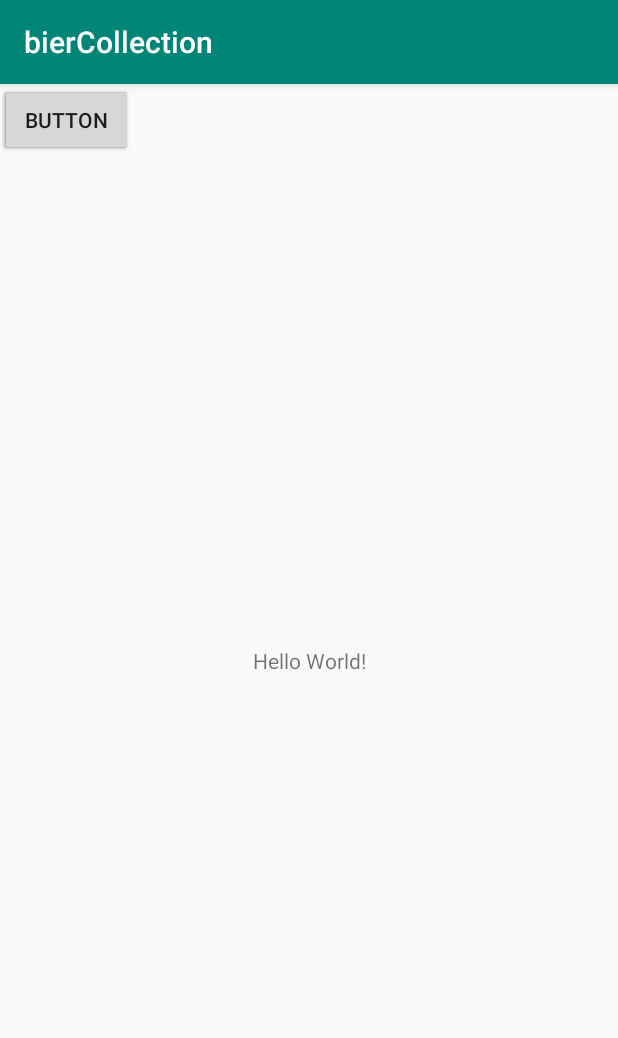
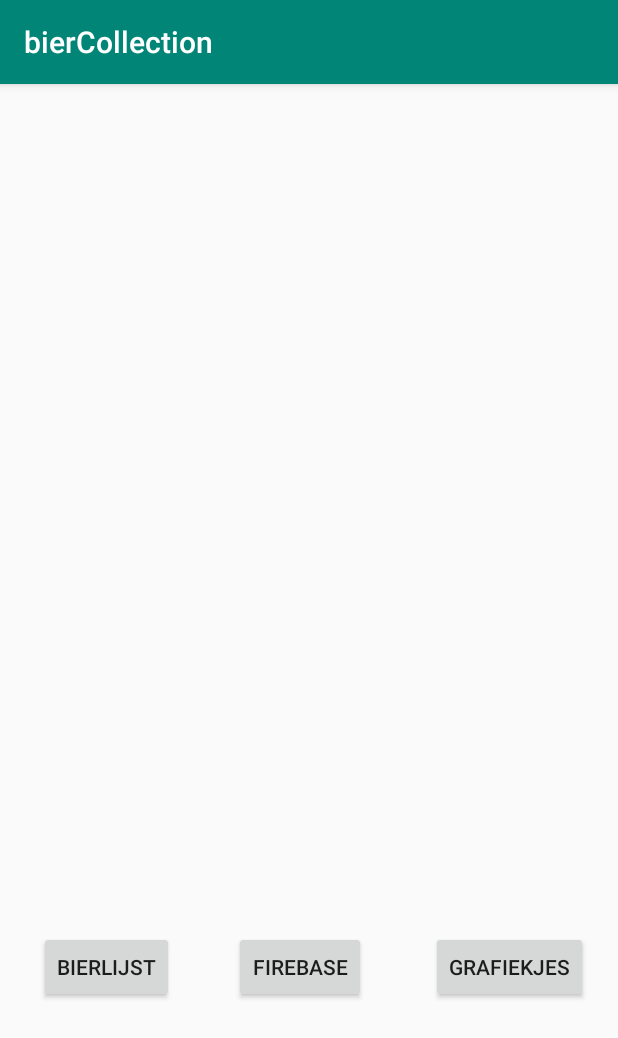
Before and after one commit to schaapkabap/ikpmd, an Android app: the screen it shows after launch (MainActivity), on a phone screen of 412 x 824 dp. Shown: the top 1038 px of the screen. Run offline under Robolectric (Android 15) with nearby library versions, the phone set to English and light mode, and no system bars.

Commit message:
3 nieuwe pagina met werkende button en barchart

```diff
--- a/app/build.gradle
+++ b/app/build.gradle
@@ -25,4 +25,5 @@ dependencies {
     testImplementation 'junit:junit:4.12'
     androidTestImplementation 'com.android.support.test:runner:1.0.2'
     androidTestImplementation 'com.android.support.test.espresso:espresso-core:3.0.2'
+    implementation 'com.github.PhilJay:MPAndroidChart:v3.0.3'
 }
--- a/app/src/main/AndroidManifest.xml
+++ b/app/src/main/AndroidManifest.xml
@@ -16,6 +16,10 @@
                 <category android:name="android.intent.category.LAUNCHER" />
             </intent-filter>
         </activity>
+        <activity android:name=".activitys.Bierlist" />
+        <activity android:name=".activitys.Firebase" />
+        <activity android:name=".activitys.Grafieken" />
+        <activity android:name=".activitys.Baractivity"></activity>
     </application>
 
 </manifest>
--- a/app/src/main/java/com/example/schaapkabap/biercollection/MainActivity.java
+++ b/app/src/main/java/com/example/schaapkabap/biercollection/MainActivity.java
@@ -1,7 +1,11 @@
 package com.example.schaapkabap.biercollection;
 
+import android.content.Intent;
 import android.support.v7.app.AppCompatActivity;
 import android.os.Bundle;
+import android.util.Log;
+import android.view.View;
+import android.widget.Button;
 
 public class MainActivity extends AppCompatActivity {
 
@@ -9,5 +13,31 @@ public class MainActivity extends AppCompatActivity {
     protected void onCreate(Bundle savedInstanceState) {
         super.onCreate(savedInstanceState);
         setContentView(R.layout.activity_main);
+
+        Button Bierlist = (Button) findViewById(R.id.Listbutton);
+        Button Firebase = (Button) findViewById(R.id.Firebasebutton);
+        Button Grafieken = (Button) findViewById(R.id.Grafiekbutton);
+
+        Bierlist.setOnClickListener(new View.OnClickListener(){
+            public void onClick(View v){
+                Log.d("Bierbutton ingedrukt", "start Bierlist");
+                startActivity(new Intent(MainActivity.this, com.example.schaapkabap.biercollection.activitys.Bierlist.class));
+            }
+        });
+
+        Firebase.setOnClickListener(new View.OnClickListener(){
+            public void onClick(View v){
+                Log.d("Firebasebutton ingedrukt", "start Firebase");
+                startActivity(new Intent(MainActivity.this, com.example.schaapkabap.biercollection.activitys.Firebase.class));
+            }
+        });
+
+        Grafieken.setOnClickListener(new View.OnClickListener(){
+            public void onClick(View v){
+                Log.d("Grafiekenbutton ingedrukt", "start Grafieken");
+                startActivity(new Intent(MainActivity.this, com.example.schaapkabap.biercollection.activitys.Baractivity.class));
+            }
+        });
     }
+
 }
--- a/app/src/main/res/layout/activity_main.xml
+++ b/app/src/main/res/layout/activity_main.xml
@@ -6,37 +6,46 @@
     android:layout_height="match_parent"
     tools:context=".MainActivity">
 
-    <TextView
+    <Button
+        android:id="@+id/Listbutton"
         android:layout_width="wrap_content"
         android:layout_height="wrap_content"
-        android:text="Hello World!"
+        android:layout_marginStart="31dp"
+        android:layout_marginTop="436dp"
+        android:layout_marginEnd="20dp"
+        android:layout_marginBottom="27dp"
+        android:text="Bierlijst"
         app:layout_constraintBottom_toBottomOf="parent"
-        app:layout_constraintLeft_toLeftOf="parent"
-        app:layout_constraintRight_toRightOf="parent"
+        app:layout_constraintEnd_toStartOf="@+id/Firebasebutton"
+        app:layout_constraintStart_toStartOf="parent"
         app:layout_constraintTop_toTopOf="parent" />
 
     <Button
-        android:id="@+id/button"
+        android:id="@+id/Firebasebutton"
         android:layout_width="wrap_content"
         android:layout_height="wrap_content"
-        android:text="Button"
-        tools:layout_editor_absoluteX="31dp"
-        tools:layout_editor_absoluteY="436dp" />
+        android:layout_marginStart="20dp"
+        android:layout_marginTop="436dp"
+        android:layout_marginEnd="25dp"
+        android:layout_marginBottom="27dp"
+        android:text="Firebase"
+        app:layout_constraintBottom_toBottomOf="parent"
+        app:layout_constraintEnd_toStartOf="@+id/Grafiekbutton"
+        app:layout_constraintStart_toEndOf="@+id/Listbutton"
+        app:layout_constraintTop_toTopOf="parent" />
 
     <Button
-        android:id="@+id/button"
+        android:id="@+id/Grafiekbutton"
         android:layout_width="wrap_content"
         android:layout_height="wrap_content"
-        android:text="Button"
-        tools:layout_editor_absoluteX="141dp"
-        tools:layout_editor_absoluteY="436dp" />
-
-    <Button
-        android:id="@+id/button2"
-        android:layout_width="wrap_content"
-        android:layout_height="wrap_content"
-        android:text="Button"
-        tools:layout_editor_absoluteX="254dp"
-        tools:layout_editor_absoluteY="436dp" />
+        android:layout_marginStart="18dp"
+        android:layout_marginTop="436dp"
+        android:layout_marginEnd="26dp"
+        android:layout_marginBottom="27dp"
+        android:text="Grafiekjes"
+        app:layout_constraintBottom_toBottomOf="parent"
+        app:layout_constraintEnd_toEndOf="parent"
+        app:layout_constraintStart_toEndOf="@+id/Firebasebutton"
+        app:layout_constraintTop_toTopOf="parent" />
 
 </android.support.constraint.ConstraintLayout>
--- a/build.gradle
+++ b/build.gradle
@@ -19,6 +19,7 @@ allprojects {
     repositories {
         google()
         jcenter()
+        maven { url 'https://jitpack.io' }
     }
 }
 
```
Also changed, not shown: app/src/main/java/com/example/schaapkabap/biercollection/activitys/Baractivity.java (added, +65 -0 lines), app/src/main/java/com/example/schaapkabap/biercollection/activitys/Bierlist.java (added, +23 -0 lines), app/src/main/java/com/example/schaapkabap/biercollection/activitys/Firebase.java (added, +15 -0 lines), app/src/main/java/com/example/schaapkabap/biercollection/activitys/Grafieken.java (added, +92 -0 lines), app/src/main/res/layout/activity_baractivity.xml (added, +13 -0 lines), app/src/main/res/layout/activity_bierlist.xml (added, +9 -0 lines), app/src/main/res/layout/activity_firebase.xml (added, +9 -0 lines), app/src/main/res/layout/activity_grafieken.xml (added, +26 -0 lines).
